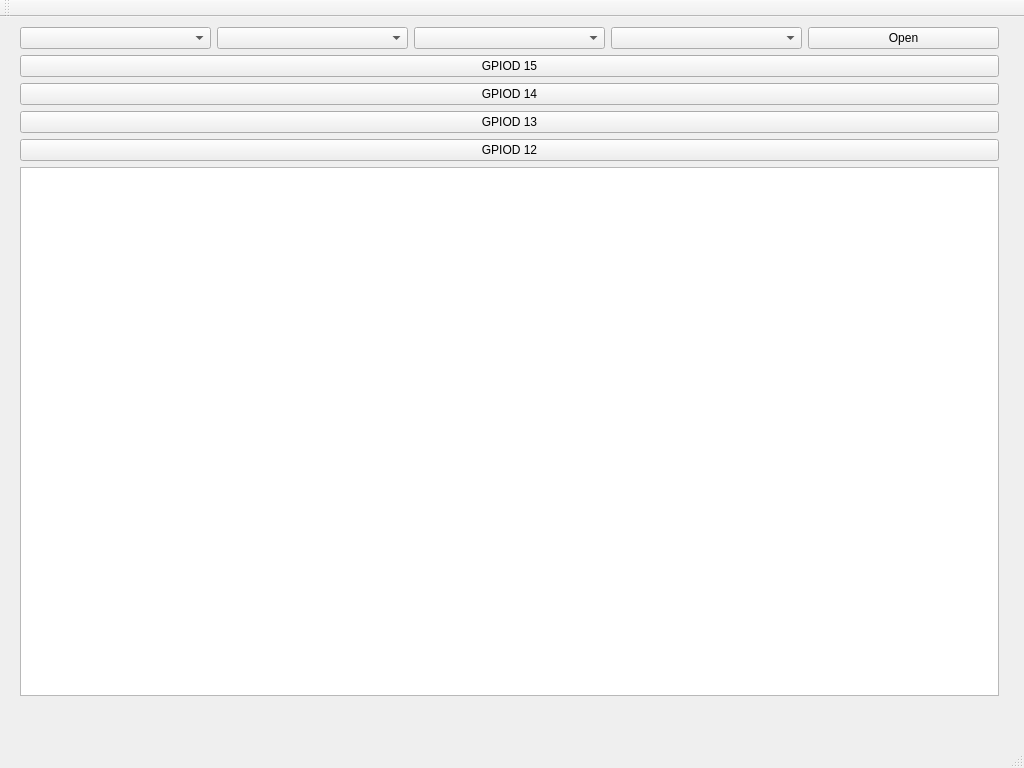
First picture: the form in mainwindow.ui, repository peredelkin/ecu_editor, before the edit.
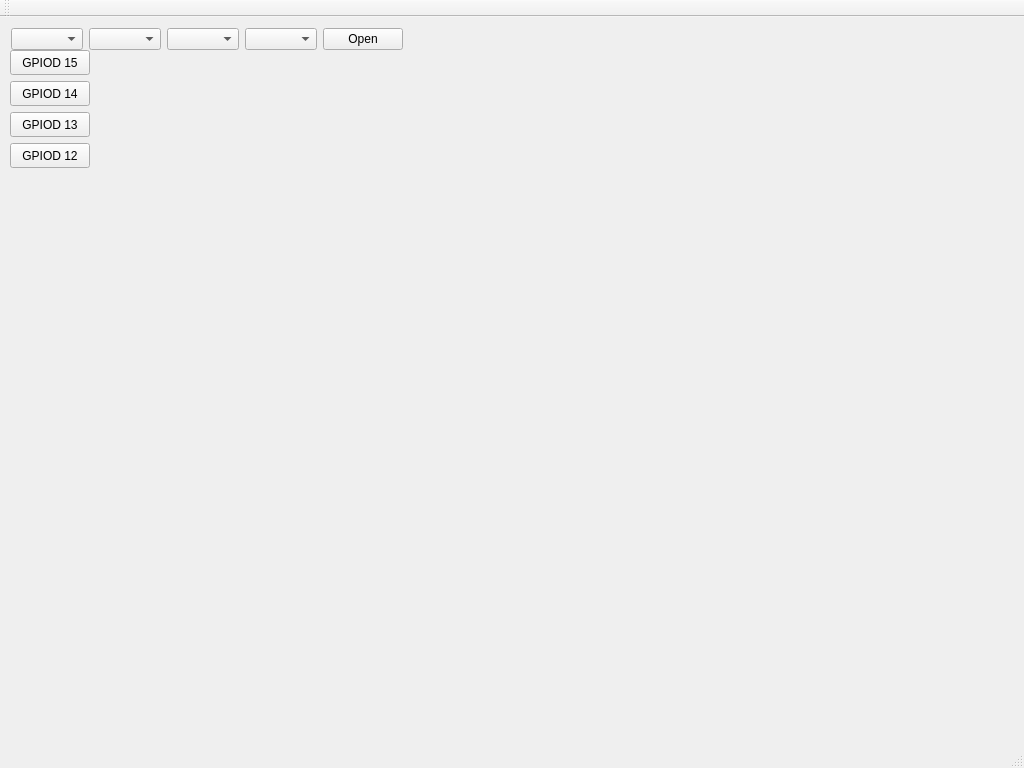
Second picture: the form after the edit.

Commit message: удалены компоновщики и таблица основного окна

Diff of the .ui file:
```diff
--- a/mainwindow.ui
+++ b/mainwindow.ui
@@ -26,38 +26,33 @@
    <string>MainWindow</string>
   </property>
   <widget class="QWidget" name="centralWidget">
-   <widget class="QWidget" name="gridLayoutWidget_2">
-    <property name="geometry">
-     <rect>
-      <x>9</x>
-      <y>-1</y>
-      <width>1001</width>
-      <height>691</height>
-     </rect>
-    </property>
-    <layout class="QGridLayout" name="gridLayout_2">
-     <item row="4" column="2">
       <widget class="QPushButton" name="pushButton_13">
+    <property name="geometry">
+     <rect>
+      <x>10</x>
+      <y>95</y>
+      <width>80</width>
+      <height>25</height>
+     </rect>
+    </property>
        <property name="text">
         <string>GPIOD 13</string>
        </property>
       </widget>
-     </item>
-     <item row="3" column="2">
       <widget class="QPushButton" name="pushButton_14">
+    <property name="geometry">
+     <rect>
+      <x>10</x>
+      <y>64</y>
+      <width>80</width>
+      <height>25</height>
+     </rect>
+    </property>
        <property name="text">
         <string>GPIOD 14</string>
        </property>
       </widget>
-     </item>
-     <item row="6" column="2">
-      <widget class="QTableWidget" name="tableWidget">
-       <property name="sizeAdjustPolicy">
-        <enum>QAbstractScrollArea::AdjustToContents</enum>
-       </property>
-      </widget>
-     </item>
-     <item row="0" column="2">
+   <widget class="QWidget" name="">
       <layout class="QGridLayout" name="gridLayout">
        <item row="0" column="5">
         <widget class="QComboBox" name="comboBox_StopBits">
@@ -119,22 +114,32 @@
         </widget>
        </item>
       </layout>
-     </item>
-     <item row="2" column="2">
+   </widget>
       <widget class="QPushButton" name="pushButton_15">
+    <property name="geometry">
+     <rect>
+      <x>10</x>
+      <y>33</y>
+      <width>80</width>
+      <height>25</height>
+     </rect>
+    </property>
        <property name="text">
         <string>GPIOD 15</string>
        </property>
       </widget>
-     </item>
-     <item row="5" column="2">
       <widget class="QPushButton" name="pushButton_12">
+    <property name="geometry">
+     <rect>
+      <x>10</x>
+      <y>126</y>
+      <width>80</width>
+      <height>25</height>
+     </rect>
+    </property>
        <property name="text">
         <string>GPIOD 12</string>
        </property>
-      </widget>
-     </item>
-    </layout>
    </widget>
   </widget>
   <widget class="QMenuBar" name="menuBar">
```
Lines whose indentation alone changed are shown as unchanged. The commit also changes 1 other file.
